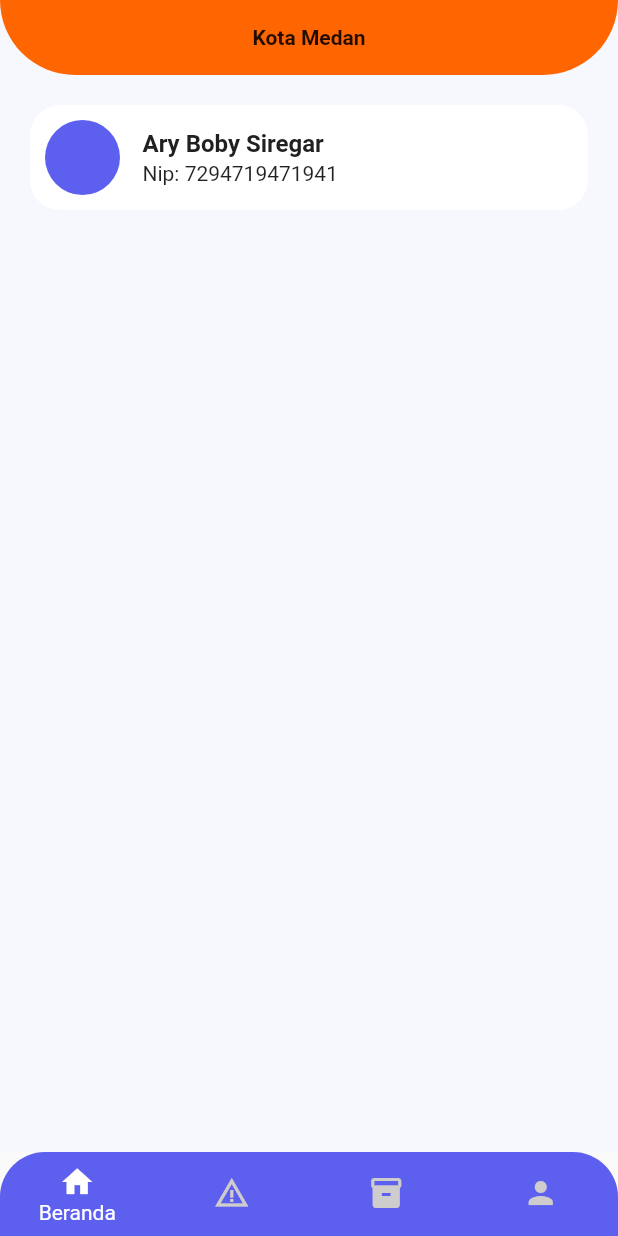
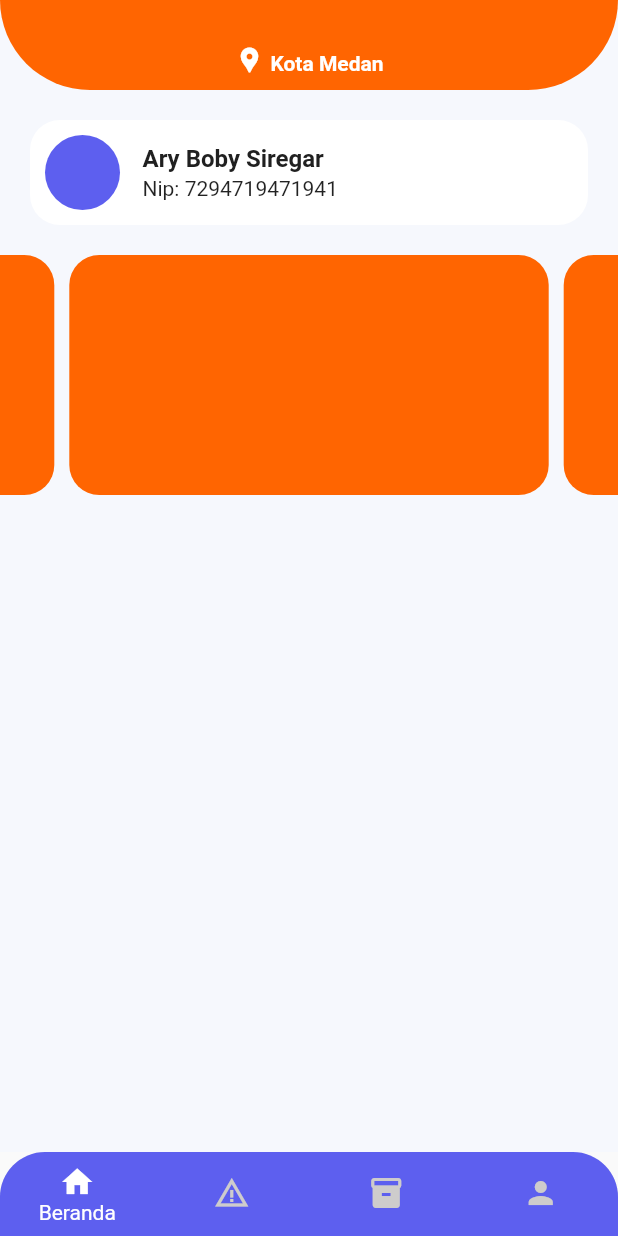
Before and after one commit to Arybobyku/BPBD-SUMUT, a Flutter app: the screen it shows after launch, after a tap on "Login", on a phone screen of 412 x 824 dp. Run offline on Flutter 3.47's test engine with Material 2 defaults, Android fonts, the phone set to English and light mode, and no system bars; drawn by our look-alikes of carousel_slider; our stand-ins replace bloc, chopper, fast_immutable_collections, flutter_bloc, flutter_secure_storage, flutter_svg and 12 more; missing offline and left inert: flag, flutter_services_binding; accounts and stored records are empty; generated files the repository leaves out were written again; network calls fail; Roboto replaces fonts that are missing (Poppins); project files that could hold a hidden picture were left out.

Commit message:
improve ui

```diff
--- a/lib/ui/auth/login/login_page.dart
+++ b/lib/ui/auth/login/login_page.dart
@@ -16,8 +16,7 @@ class _LoginPageState extends State<LoginPage> {
   @override
   Widget build(BuildContext context) {
     return Scaffold(
-      body: SafeArea(
-        child: Column(
+      body: Column(
         children: [
           Expanded(
             child: SingleChildScrollView(
@@ -140,7 +139,6 @@ class _LoginPageState extends State<LoginPage> {
           ),
         ],
       ),
-      ),
     );
   }
 }
--- a/lib/ui/auth/register/register_page.dart
+++ b/lib/ui/auth/register/register_page.dart
@@ -14,8 +14,7 @@ class _RegisterPageState extends State<RegisterPage> {
   @override
   Widget build(BuildContext context) {
     return Scaffold(
-      body: SafeArea(
-        child: Column(
+      body: Column(
         children: [
           Expanded(
             child: SingleChildScrollView(
@@ -119,7 +118,6 @@ class _RegisterPageState extends State<RegisterPage> {
           ),
         ],
       ),
-      ),
     );
   }
 }
--- a/lib/ui/home/home_page.dart
+++ b/lib/ui/home/home_page.dart
@@ -1,6 +1,7 @@
 import 'package:bpbd/helper/color_pallete.dart';
 import 'package:bpbd/provider/home/home_bloc.dart';
 import 'package:bpbd/ui/core/custom_profile_card/custom_profile_card.dart';
+import 'package:carousel_slider/carousel_slider.dart';
 import 'package:flutter/material.dart';
 import 'package:flutter_bloc/flutter_bloc.dart';
 
@@ -25,7 +26,8 @@ class HomePage extends StatelessWidget {
               crossAxisAlignment: CrossAxisAlignment.start,
               children: [
                 Container(
-                  height: 50,
+                  height: 60,
+                  padding: EdgeInsets.only(bottom: 10),
                   width: double.infinity,
                   decoration: const BoxDecoration(
                     color: ColorPalette.generalPrimaryColor,
@@ -36,13 +38,20 @@ class HomePage extends StatelessWidget {
                   ),
                   child: Row(
                     mainAxisAlignment: MainAxisAlignment.center,
+                    crossAxisAlignment: CrossAxisAlignment.end,
                     children: const [
-                     Text(
+                      Icon(
+                        Icons.location_pin,
+                        color: Colors.white,
+                        size: 20,
+                      ),
+                      SizedBox(width: 4),
+                      Text(
                         "Kota Medan",
                         style: TextStyle(
-                          fontSize: 14,
-                          fontWeight: FontWeight.bold,
-                        ),
+                            fontSize: 14,
+                            fontWeight: FontWeight.bold,
+                            color: Colors.white),
                       )
                     ],
                   ),
@@ -51,6 +60,26 @@ class HomePage extends StatelessWidget {
                   name: "Ary Boby Siregar",
                   nip: "7294719471941",
                 ),
+                CarouselSlider(
+                  options: CarouselOptions(height: 160.0),
+                  items: [1, 2].map((i) {
+                    return Builder(
+                      builder: (BuildContext context) {
+                        return Container(
+                            width: MediaQuery.of(context).size.width,
+                            margin: const EdgeInsets.symmetric(horizontal: 5.0),
+                            decoration: const BoxDecoration(
+                                color: ColorPalette.generalPrimaryColor,
+                                borderRadius:
+                                    BorderRadius.all(Radius.circular(20))),
+                            child: const Text(
+                              '',
+                              style: TextStyle(fontSize: 16.0),
+                            ));
+                      },
+                    );
+                  }).toList(),
+                )
               ],
             ),
           );
--- a/lib/ui/landing/landing_page.dart
+++ b/lib/ui/landing/landing_page.dart
@@ -28,11 +28,9 @@ class _LandingPageState extends State<LandingPage> {
     return BlocBuilder<LandingBloc, LandingState>(
       builder: (context, state) {
         return Scaffold(
-          body: SafeArea(
-            child: Stack(
-              fit: StackFit.expand,
-              children: [_pagepOption[state.index]],
-            ),
+          body: Stack(
+            fit: StackFit.expand,
+            children: [_pagepOption[state.index]],
           ),
           bottomNavigationBar: Container(
             decoration: const BoxDecoration(
--- a/lib/ui/my_app.dart
+++ b/lib/ui/my_app.dart
@@ -18,6 +18,7 @@ import 'package:provider/provider.dart';
 class MyApp extends StatelessWidget {
   @override
   Widget build(BuildContext context) {
+
     return MultiProvider(
       providers: [
         Provider(
@@ -56,9 +57,11 @@ class MyApp extends StatelessWidget {
           primaryColor: ColorPalette.generalPrimaryColor,
           backgroundColor: ColorPalette.generalBackgroundColor,
           fontFamily: 'Poppins',
+          splashColor: ColorPalette.generalPrimaryColor,
+          brightness: Brightness.light,
           appBarTheme: const AppBarTheme(
             systemOverlayStyle: SystemUiOverlayStyle(
-              statusBarColor: ColorPalette.generalPrimaryColor,
+              statusBarColor: Color(0xFFFF6501),
               statusBarIconBrightness: Brightness.light,
               statusBarBrightness: Brightness.light
             )
--- a/lib/ui/profile/profile_page.dart
+++ b/lib/ui/profile/profile_page.dart
@@ -1,4 +1,7 @@
+import 'package:bpbd/helper/color_pallete.dart';
 import 'package:flutter/material.dart';
+
+import '../core/custom_profile_card/custom_profile_card.dart';
 
 class ProfilePage extends StatefulWidget {
   const ProfilePage({Key? key}) : super(key: key);
@@ -11,11 +14,15 @@ class _ProfilePageState extends State<ProfilePage> {
   @override
   Widget build(BuildContext context) {
     return Scaffold(
+      backgroundColor: ColorPalette.generalBackgroundColor,
       body: SafeArea(
         child: SingleChildScrollView(
           child: Column(
             children: [
-              Text("Profile Page")
+              const CustomProfileCard(
+                name: "Ary Boby Siregar",
+                nip: "7294719471941",
+              ),
             ],
           ),
         ),
--- a/pubspec.yaml
+++ b/pubspec.yaml
@@ -51,6 +51,7 @@ dependencies:
   mime:
   equatable:
   font_awesome_flutter:
+  carousel_slider: ^4.1.1
   flag: ^6.0.0
   youtube_player_flutter: ^8.0.0
   fpdart: ^0.0.12
```
Also changed, not shown: pubspec.lock. Lines whose indentation alone changed are shown as unchanged.
